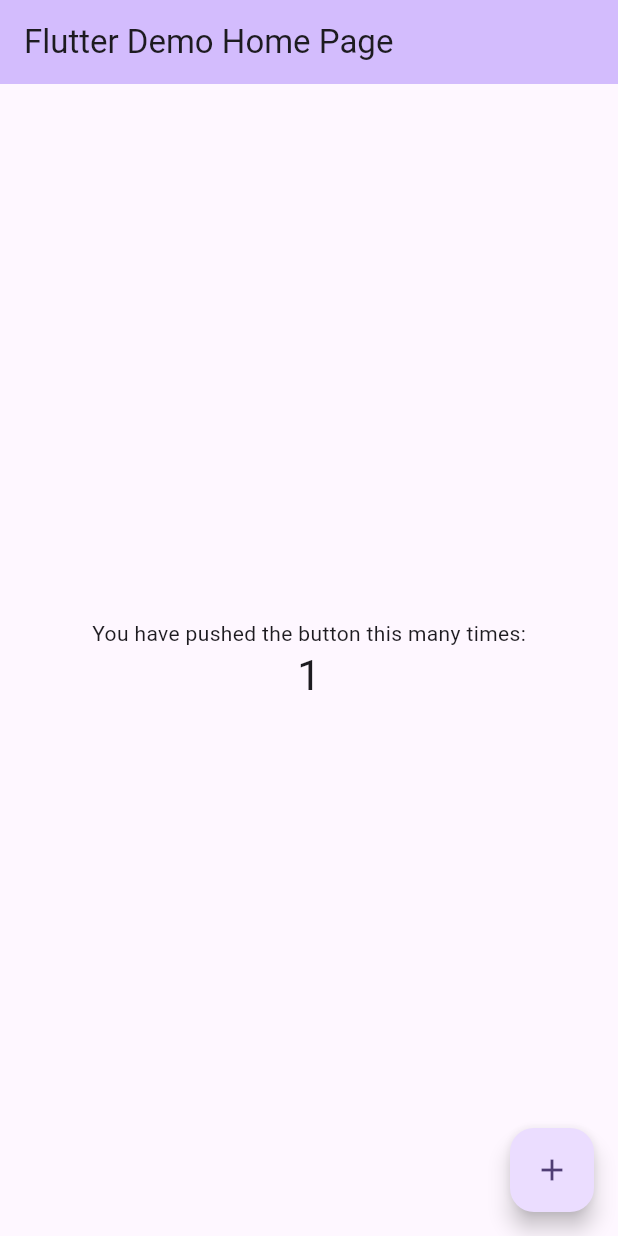
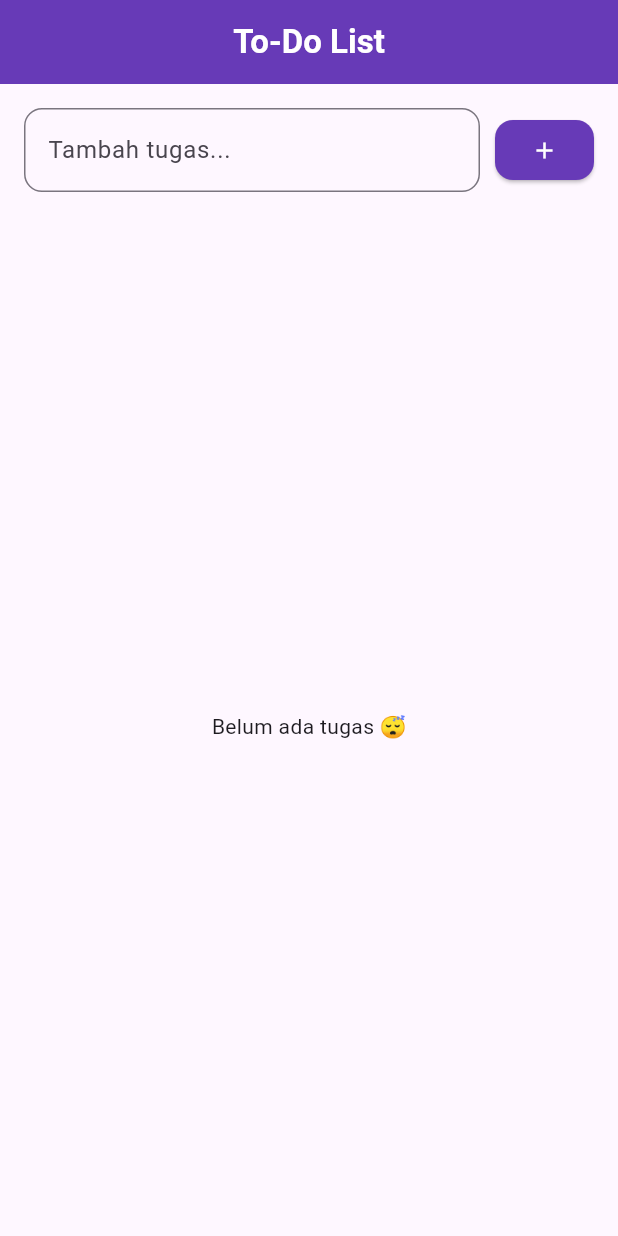
Before and after one commit to faruq010703/To_Do_List_Project, a Flutter app: the screen it shows after launch, after a tap on the "add" icon, on a phone screen of 412 x 824 dp. Run offline on Flutter 3.47's test engine with Material 3 defaults, Android fonts, the phone set to English and light mode, and no system bars.

Commit message:
menambah kan tampilan

```diff
--- a/lib/main.dart
+++ b/lib/main.dart
@@ -1,122 +1,128 @@
 import 'package:flutter/material.dart';
 
-void main() {
-  runApp(const MyApp());
-}
+void main() => runApp(ToDoApp());
 
-class MyApp extends StatelessWidget {
-  const MyApp({super.key});
-
-  // This widget is the root of your application.
+class ToDoApp extends StatelessWidget {
   @override
   Widget build(BuildContext context) {
     return MaterialApp(
-      title: 'Flutter Demo',
+      title: 'To-Do List',
+      home: ToDoListScreen(),
+      debugShowCheckedModeBanner: false,
       theme: ThemeData(
-        // This is the theme of your application.
-        //
-        // TRY THIS: Try running your application with "flutter run". You'll see
-        // the application has a purple toolbar. Then, without quitting the app,
-        // try changing the seedColor in the colorScheme below to Colors.green
-        // and then invoke "hot reload" (save your changes or press the "hot
-        // reload" button in a Flutter-supported IDE, or press "r" if you used
-        // the command line to start the app).
-        //
-        // Notice that the counter didn't reset back to zero; the application
-        // state is not lost during the reload. To reset the state, use hot
-        // restart instead.
-        //
-        // This works for code too, not just values: Most code changes can be
-        // tested with just a hot reload.
         colorScheme: ColorScheme.fromSeed(seedColor: Colors.deepPurple),
+        useMaterial3: true,
       ),
-      home: const MyHomePage(title: 'Flutter Demo Home Page'),
     );
   }
 }
 
-class MyHomePage extends StatefulWidget {
-  const MyHomePage({super.key, required this.title});
-
-  // This widget is the home page of your application. It is stateful, meaning
-  // that it has a State object (defined below) that contains fields that affect
-  // how it looks.
-
-  // This class is the configuration for the state. It holds the values (in this
-  // case the title) provided by the parent (in this case the App widget) and
-  // used by the build method of the State. Fields in a Widget subclass are
-  // always marked "final".
-
-  final String title;
-
+class ToDoListScreen extends StatefulWidget {
   @override
-  State<MyHomePage> createState() => _MyHomePageState();
+  _ToDoListScreenState createState() => _ToDoListScreenState();
 }
 
-class _MyHomePageState extends State<MyHomePage> {
-  int _counter = 0;
+class _ToDoListScreenState extends State<ToDoListScreen> {
+  final TextEditingController _controller = TextEditingController();
+  List<Map<String, dynamic>> _tasks = [];
 
-  void _incrementCounter() {
+  void _addTask() {
+    final text = _controller.text.trim();
+    if (text.isNotEmpty) {
+      setState(() {
+        _tasks.add({'text': text, 'done': false});
+        _controller.clear();
+      });
+    }
+  }
+
+  void _toggleDone(int index) {
     setState(() {
-      // This call to setState tells the Flutter framework that something has
-      // changed in this State, which causes it to rerun the build method below
-      // so that the display can reflect the updated values. If we changed
-      // _counter without calling setState(), then the build method would not be
-      // called again, and so nothing would appear to happen.
-      _counter++;
+      _tasks[index]['done'] = !_tasks[index]['done'];
+    });
+  }
+
+  void _deleteTask(int index) {
+    setState(() {
+      _tasks.removeAt(index);
     });
   }
 
   @override
   Widget build(BuildContext context) {
-    // This method is rerun every time setState is called, for instance as done
-    // by the _incrementCounter method above.
-    //
-    // The Flutter framework has been optimized to make rerunning build methods
-    // fast, so that you can just rebuild anything that needs updating rather
-    // than having to individually change instances of widgets.
     return Scaffold(
       appBar: AppBar(
-        // TRY THIS: Try changing the color here to a specific color (to
-        // Colors.amber, perhaps?) and trigger a hot reload to see the AppBar
-        // change color while the other colors stay the same.
-        backgroundColor: Theme.of(context).colorScheme.inversePrimary,
-        // Here we take the value from the MyHomePage object that was created by
-        // the App.build method, and use it to set our appbar title.
-        title: Text(widget.title),
+        title: Text('To-Do List', style: TextStyle(fontWeight: FontWeight.bold)),
+        centerTitle: true,
+        backgroundColor: Colors.deepPurple,
+        foregroundColor: Colors.white,
       ),
-      body: Center(
-        // Center is a layout widget. It takes a single child and positions it
-        // in the middle of the parent.
-        child: Column(
-          // Column is also a layout widget. It takes a list of children and
-          // arranges them vertically. By default, it sizes itself to fit its
-          // children horizontally, and tries to be as tall as its parent.
-          //
-          // Column has various properties to control how it sizes itself and
-          // how it positions its children. Here we use mainAxisAlignment to
-          // center the children vertically; the main axis here is the vertical
-          // axis because Columns are vertical (the cross axis would be
-          // horizontal).
-          //
-          // TRY THIS: Invoke "debug painting" (choose the "Toggle Debug Paint"
-          // action in the IDE, or press "p" in the console), to see the
-          // wireframe for each widget.
-          mainAxisAlignment: MainAxisAlignment.center,
-          children: <Widget>[
-            const Text('You have pushed the button this many times:'),
-            Text(
-              '$_counter',
-              style: Theme.of(context).textTheme.headlineMedium,
+      body: Column(
+        children: [
+          Padding(
+            padding: EdgeInsets.all(16),
+            child: Row(
+              children: [
+                Expanded(
+                  child: TextField(
+                    controller: _controller,
+                    decoration: InputDecoration(
+                      labelText: 'Tambah tugas...',
+                      border: OutlineInputBorder(borderRadius: BorderRadius.circular(12)),
+                    ),
+                  ),
+                ),
+                SizedBox(width: 10),
+                ElevatedButton(
+                  onPressed: _addTask,
+                  child: Icon(Icons.add),
+                  style: ElevatedButton.styleFrom(
+                    shape: RoundedRectangleBorder(borderRadius: BorderRadius.circular(12)),
+                    backgroundColor: Colors.deepPurple,
+                    foregroundColor: Colors.white,
+                  ),
+                )
+              ],
             ),
-          ],
-        ),
+          ),
+          Expanded(
+            child: _tasks.isEmpty
+                ? Center(child: Text("Belum ada tugas 😴"))
+                : ListView.builder(
+                    itemCount: _tasks.length,
+                    itemBuilder: (_, index) {
+                      final task = _tasks[index];
+                      return Card(
+                        margin: EdgeInsets.symmetric(horizontal: 16, vertical: 8),
+                        elevation: 4,
+                        shape: RoundedRectangleBorder(
+                          borderRadius: BorderRadius.circular(12),
+                        ),
+                        child: ListTile(
+                          leading: Checkbox(
+                            value: task['done'],
+                            onChanged: (_) => _toggleDone(index),
+                          ),
+                          title: Text(
+                            task['text'],
+                            style: TextStyle(
+                              fontSize: 16,
+                              decoration: task['done']
+                                  ? TextDecoration.lineThrough
+                                  : TextDecoration.none,
+                            ),
+                          ),
+                          trailing: IconButton(
+                            icon: Icon(Icons.delete, color: Colors.redAccent),
+                            onPressed: () => _deleteTask(index),
+                          ),
+                        ),
+                      );
+                    },
+                  ),
+          )
+        ],
       ),
-      floatingActionButton: FloatingActionButton(
-        onPressed: _incrementCounter,
-        tooltip: 'Increment',
-        child: const Icon(Icons.add),
-      ), // This trailing comma makes auto-formatting nicer for build methods.
     );
   }
 }
```
